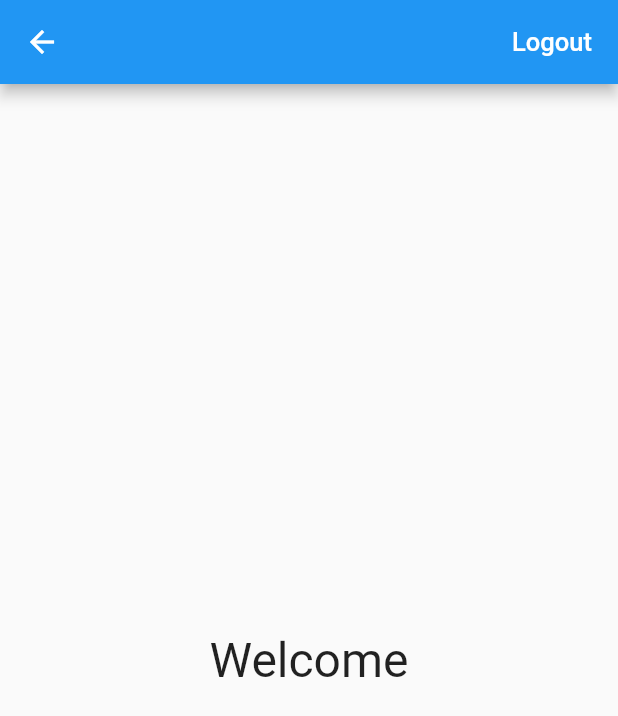
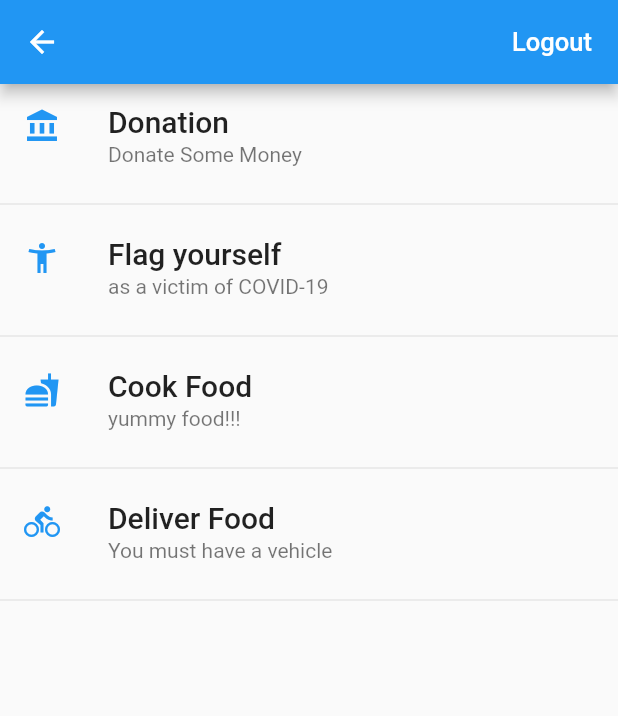
Before and after one commit to amanagr/volunteer_registration, a Flutter app: the HomePage screen opened directly, on a phone screen of 412 x 824 dp. Shown: the top 716 px of the screen. Run offline on Flutter 3.47's test engine with Material 2 defaults, Android fonts, the phone set to English and light mode, and no system bars; our stand-ins replace firebase_auth; accounts and stored records are empty.

Commit message:
home_page: Add list of clickable items.

```diff
--- a/lib/home_page.dart
+++ b/lib/home_page.dart
@@ -29,11 +29,39 @@ class HomePage extends StatelessWidget {
         ],
       ),
       body: new Center(
-        child: new Text(
-          'Welcome',
-          style: new TextStyle(fontSize: 32.0),
-        ),
-      )
+          child: _buildList()),
     );
+
+
   }
+
+  Widget _buildList() => ListView(
+    children: [
+      _tile('Donation', 'Donate Some Money', Icons.account_balance),
+      Divider(),
+      _tile('Flag yourself', 'as a victim of COVID-19', Icons.accessibility_new),
+      Divider(),
+      _tile('Cook Food', 'yummy food!!!', Icons.fastfood),
+      Divider(),
+      _tile('Deliver Food', 'You must have a vehicle', Icons.directions_bike),
+      Divider(),
+    ],
+  );
+
+  ListTile _tile(String title, String subtitle, IconData icon) => ListTile(
+    title: Text(title,
+        style: TextStyle(
+          fontWeight: FontWeight.w500,
+          fontSize: 20,
+        )),
+    subtitle: Text(subtitle),
+    leading: Icon(
+      icon,
+      color: Colors.blue[500],
+    ),
+    onTap: () {
+
+    },
+  );
+
 }
```
Also changed, not shown: lib/views/donation_view.dart (added).
